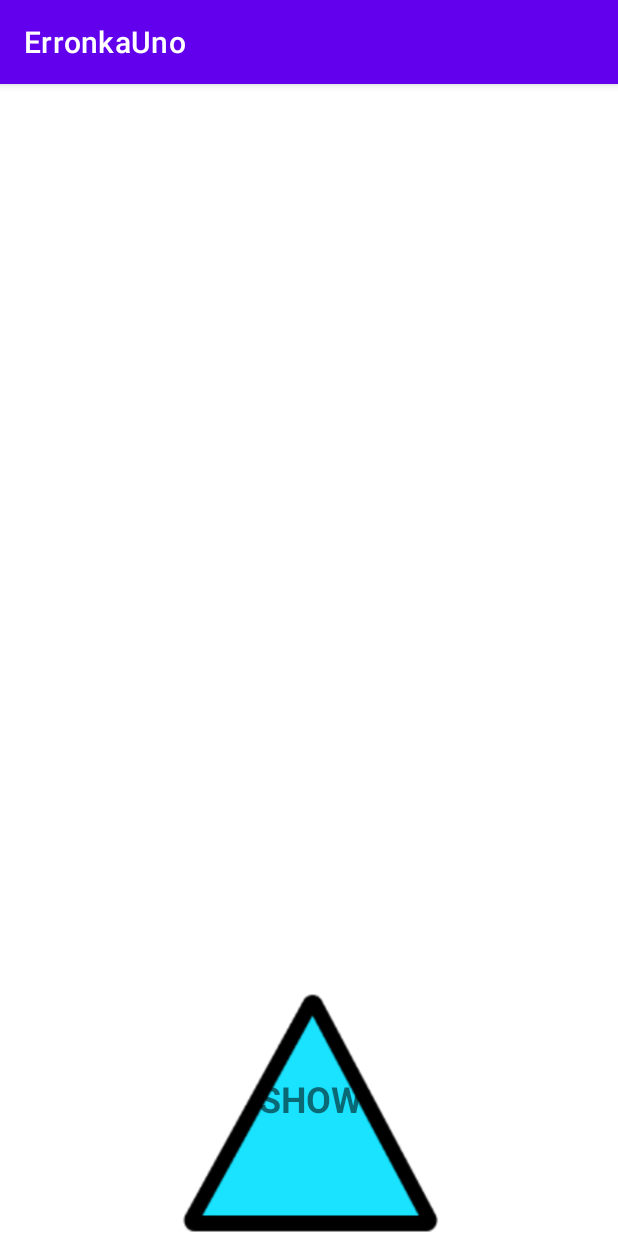
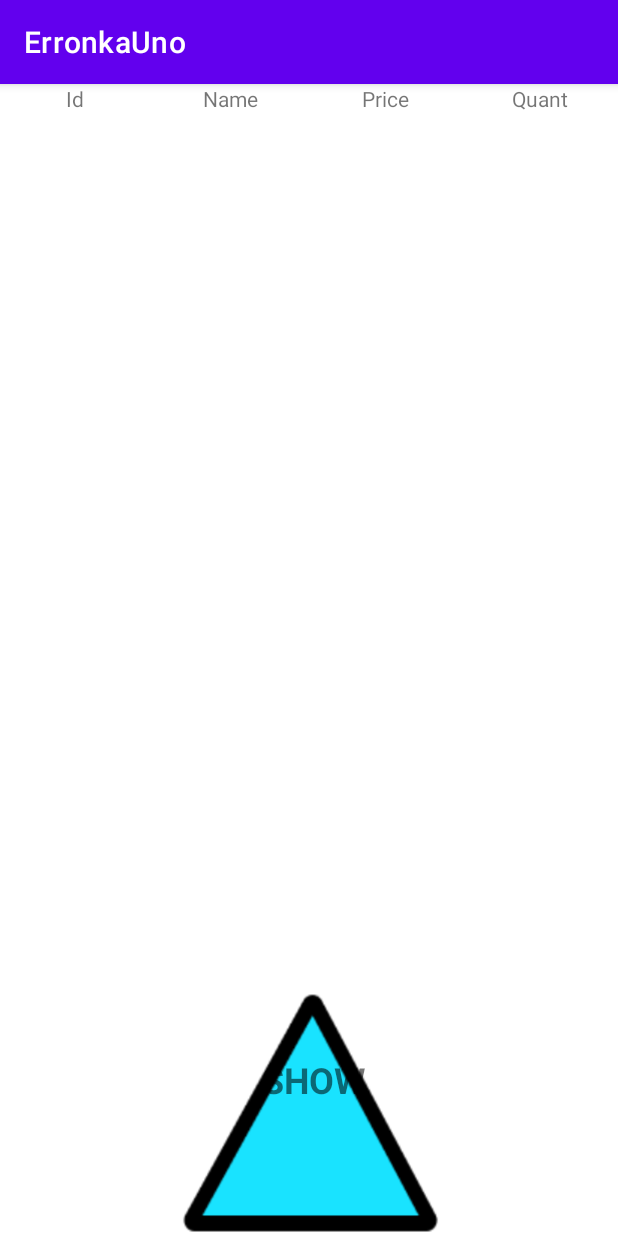
Before and after one commit to garateHegoi/ErronkaUno, an Android app: the screen it shows after launch (MainActivity), on a phone screen of 412 x 824 dp. Run offline under Robolectric (Android 15) with nearby library versions, the phone set to English and light mode, and no system bars.

Commit message:
android taula

```diff
--- a/Android/app/src/main/java/com/example/erronkauno/MainActivity.java
+++ b/Android/app/src/main/java/com/example/erronkauno/MainActivity.java
@@ -3,12 +3,39 @@ package com.example.erronkauno;
 import androidx.appcompat.app.AppCompatActivity;
 
 import android.os.Bundle;
+import android.util.Log;
+import android.view.View;
+import android.widget.Button;
+import android.widget.TableLayout;
+import android.widget.TableRow;
+import android.widget.TextView;
 
 public class MainActivity extends AppCompatActivity {
 
+    TableLayout tl;
+    int n = 0;
     @Override
     protected void onCreate(Bundle savedInstanceState) {
         super.onCreate(savedInstanceState);
         setContentView(R.layout.activity_main);
+
+
+        tl = (TableLayout) findViewById(R.id.taula);
+
+    }
+
+    public void gehitu(View view){
+        TableRow tr = new TableRow(this);
+        tr.setLayoutParams(new TableRow.LayoutParams(TableRow.LayoutParams.FILL_PARENT, TableRow.LayoutParams.WRAP_CONTENT));
+
+
+        for (int i = 0; i<4;i++){
+            Button b = new Button(this);
+            b.setClickable(false);
+            b.setText(n+"_x"+i);
+            tr.addView(b);
+        }
+        tl.addView(tr);
+        Log.d("klik", "sdfil");
     }
 }
--- a/Android/app/src/main/res/layout/activity_main.xml
+++ b/Android/app/src/main/res/layout/activity_main.xml
@@ -7,14 +7,14 @@
     tools:context=".MainActivity">
 
 
-
     <RelativeLayout
         android:id="@+id/Backgroud2"
         android:layout_width="fill_parent"
         android:layout_height="fill_parent"
-            android:background="@drawable/Backgroud2"
+        android:background="@drawable/background2"
         android:clipToOutline="true"
-            android:visibility="visible">
+        android:visibility="visible"
+        app:layout_constraintTop_toTopOf="parent">
 
         <TextView
             android:id="@+id/textView"
@@ -24,14 +24,15 @@
             android:layout_alignParentTop="true"
             android:layout_alignParentEnd="true"
             android:layout_alignParentBottom="true"
-                android:layout_marginStart="151dp"
-                android:layout_marginTop="660dp"
-                android:layout_marginEnd="148dp"
-                android:layout_marginBottom="22dp"
+            android:layout_marginStart="154dp"
+            android:layout_marginTop="647dp"
+            android:layout_marginEnd="147dp"
+            android:layout_marginBottom="33dp"
             android:text="SHOW"
             android:textAlignment="center"
             android:textSize="24sp"
-                android:textStyle="bold" />
+            android:textStyle="bold"
+            android:visibility="visible" />
 
         <Button
             android:id="@+id/btn_show_bg2"
@@ -41,15 +42,61 @@
             android:layout_alignParentTop="true"
             android:layout_alignParentEnd="true"
             android:layout_alignParentBottom="true"
-                android:layout_marginStart="126dp"
-                android:layout_marginTop="586dp"
-                android:layout_marginEnd="122dp"
-                android:layout_marginBottom="-7dp"
+            android:layout_marginStart="127dp"
+            android:layout_marginTop="570dp"
+            android:layout_marginEnd="121dp"
+            android:layout_marginBottom="10dp"
+            android:alpha="0"
+            android:onClick="gehitu"
             android:text="Button"
-                android:visibility="invisible"
+            android:visibility="visible"
             app:layout_constraintStart_toStartOf="parent"
             app:layout_constraintTop_toTopOf="parent"
             tools:layout_editor_absoluteY="24dp" />
 
+        <TableLayout
+            android:id="@+id/taula"
+            android:layout_width="411dp"
+            android:layout_height="552dp"
+            android:layout_alignParentStart="true"
+            android:layout_alignParentTop="true"
+            android:layout_alignParentEnd="true"
+            android:layout_alignParentBottom="true"
+            android:layout_marginStart="-1dp"
+            android:layout_marginTop="0dp"
+            android:layout_marginEnd="1dp"
+            android:layout_marginBottom="179dp"
+            android:visibility="visible">
+
+            <TableRow
+                android:layout_width="match_parent"
+                android:layout_height="match_parent">
+
+                <TextView
+                    android:layout_width="103dp"
+                    android:text="Id"
+                    android:textAlignment="center" />
+
+                <TextView
+                    android:layout_width="103dp"
+                    android:text="Name"
+                    android:textAlignment="center" />
+
+                <TextView
+                    android:layout_width="103dp"
+                    android:text="Price"
+                    android:textAlignment="center" />
+
+                <TextView
+                    android:layout_width="103dp"
+                    android:text="Quant"
+                    android:textAlignment="center" />
+
+            </TableRow>
+
+        </TableLayout>
+
+
     </RelativeLayout>
+
 </androidx.constraintlayout.widget.ConstraintLayout>
--- a/Android/app/src/main/res/layout/activity_main2.xml
+++ b/Android/app/src/main/res/layout/activity_main2.xml
@@ -10,7 +10,7 @@
         android:id="@+id/Backgroud1"
         android:layout_width="fill_parent"
         android:layout_height="fill_parent"
-        android:background="@drawable/Backgroud1"
+        android:background="@drawable/background1"
         android:clipToOutline="true"
         tools:layout_editor_absoluteX="0dp"
         tools:layout_editor_absoluteY="-320dp">
```
Also changed, not shown: Android/app/src/main/res/drawable/background1.png (renamed from Android/app/src/main/res/drawable/Backgroud1.png), Android/app/src/main/res/drawable/background2.png (renamed from Android/app/src/main/res/drawable/Backgroud2.png), 6 other files. Lines whose indentation alone changed are shown as unchanged.
